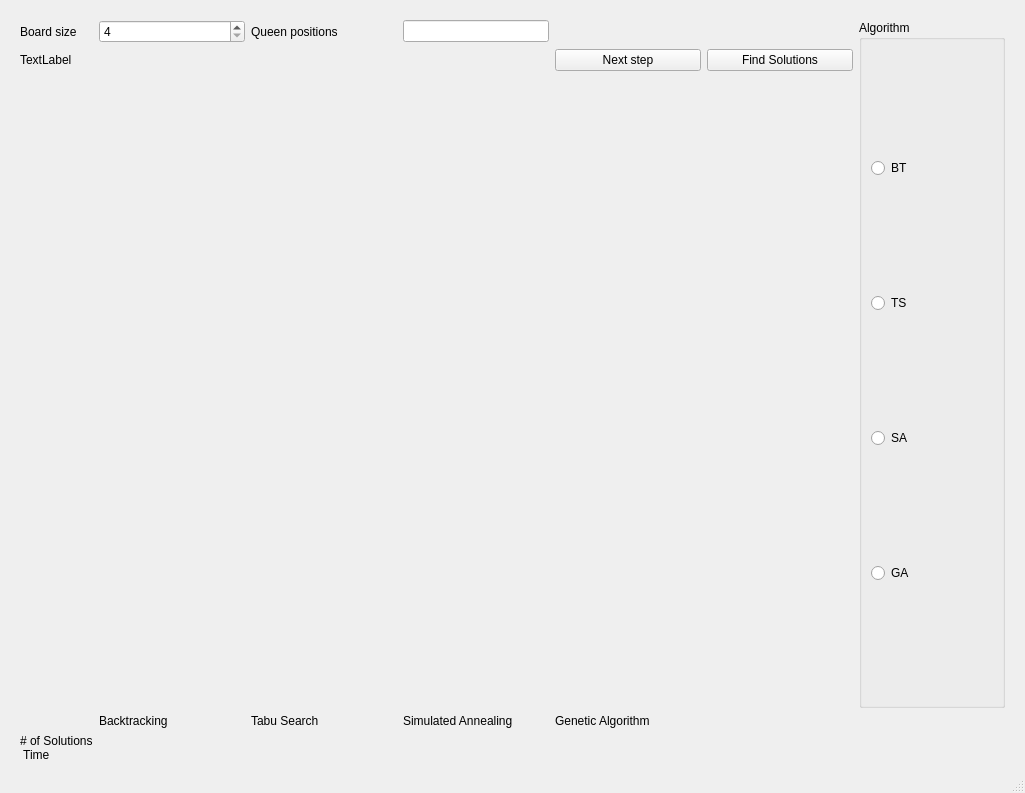
Old version of the form it3105/project1/pro1-python/main_window.ui in the repository fredrikpe/it3105.
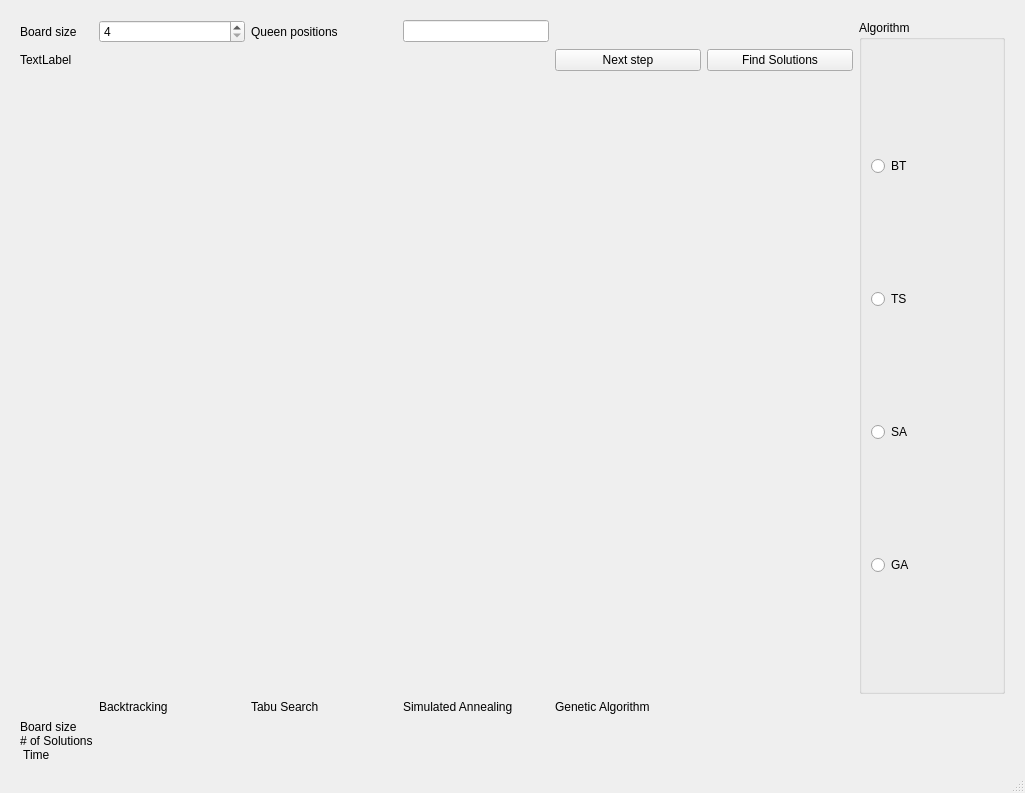
New version of the form.

Patch:
```diff
--- a/it3105/project1/pro1-python/main_window.ui
+++ b/it3105/project1/pro1-python/main_window.ui
@@ -103,7 +103,8 @@
     <item row="4" column="0">
      <widget class="QLabel" name="label_12">
       <property name="text">
-       <string># of Solutions
+       <string>Board size
+# of Solutions
  Time</string>
       </property>
      </widget>
```
